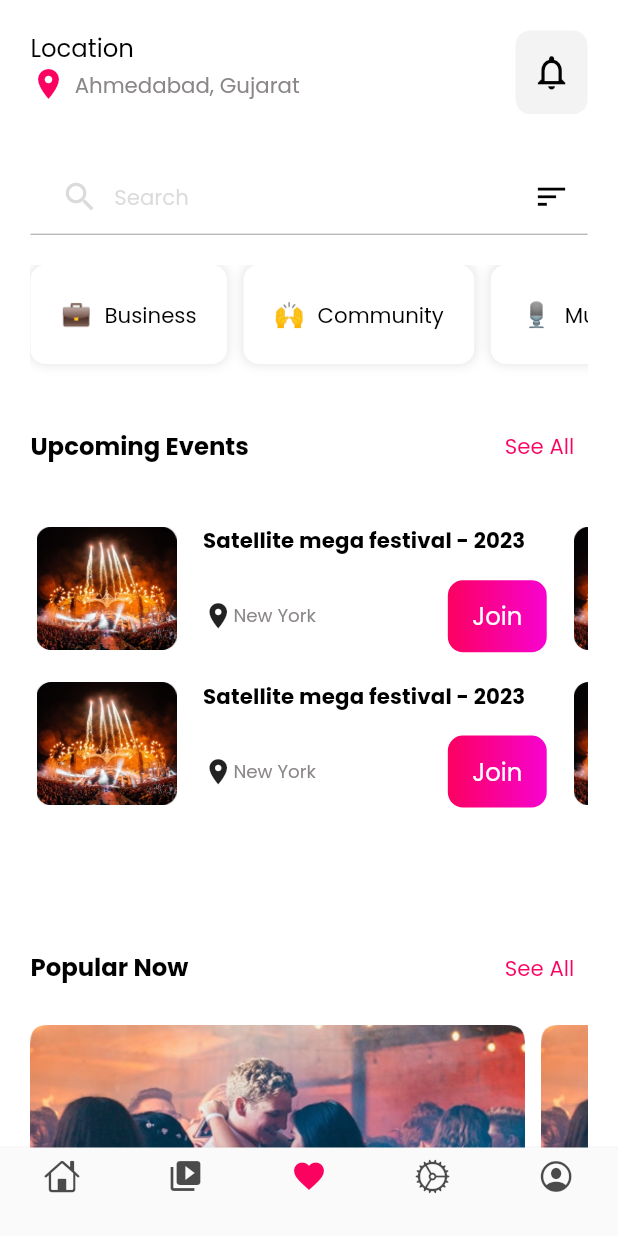
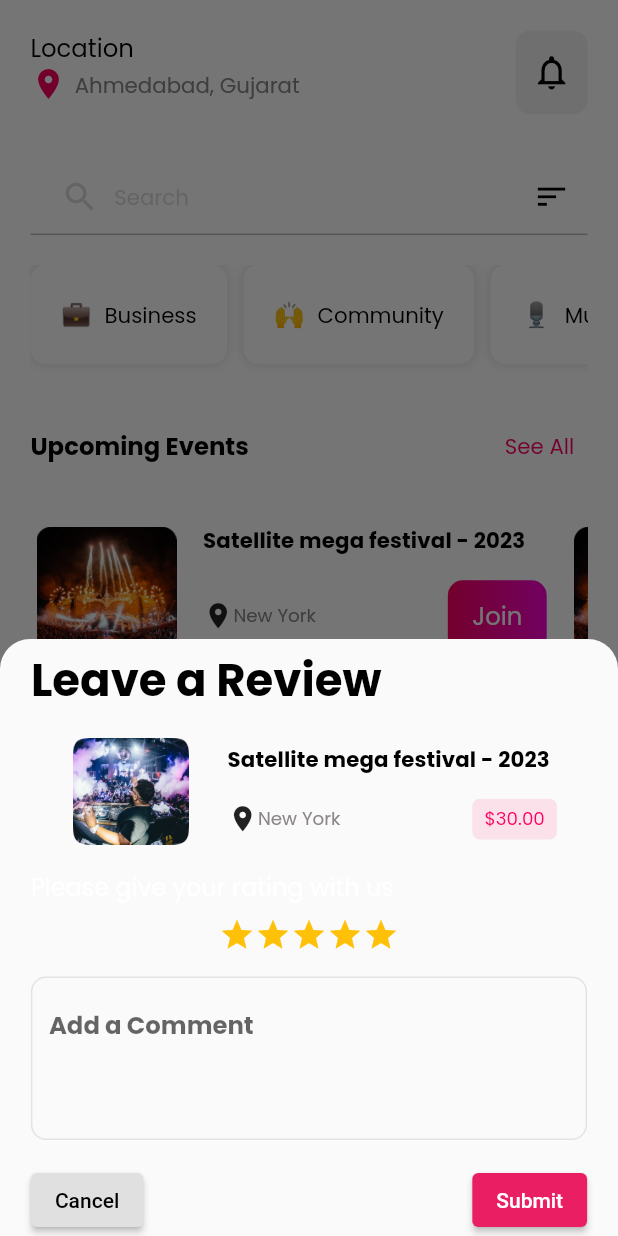
Before and after one commit to Sejimu/City_event_app, a Flutter app: the screen it shows after launch, after a tap on the "notifications none" icon, on a phone screen of 412 x 824 dp. Run offline on Flutter 3.47's test engine with Material 3 defaults, Android fonts, the phone set to English and light mode, and no system bars; our stand-ins replace auto_route, dio, equatable, firebase_auth, flutter_screenutil, flutter_svg and 5 more; accounts and stored records are empty; key blocks and very long unbroken strings in the code were emptied for the run.

Commit message:
bottom sheet layout done

```diff
--- a/lib/src/modules/main/features/favourite/favourite_page.dart
+++ b/lib/src/modules/main/features/favourite/favourite_page.dart
@@ -34,7 +34,7 @@ class _FavouritePageState extends State<FavouritePage> {
           SliverList.separated(
             itemCount: 8,
             itemBuilder: (BuildContext context, int index) {
-              return FavouriteComponent();
+              return const FavouriteComponent();
             },
             separatorBuilder: (BuildContext context, int index) => 20.verticalSpace,
           )
--- a/lib/src/modules/main/features/home/home_page.dart
+++ b/lib/src/modules/main/features/home/home_page.dart
@@ -1,6 +1,7 @@
 import 'package:auto_route/auto_route.dart';
 import '../../../../../generated/l10n.dart';
 import '../../../../core/config/routes/app_routes.gr.dart';
+import '../../../widgets/bottom_sheet.dart';
 import '../widgets/popular_now_widget.dart';
 import '../widgets/recom_widget.dart';
 import '../widgets/search_home_field.dart';
@@ -50,7 +51,19 @@ class _HomePageState extends State<HomePage> {
                       color: AppColors.grey.withOpacity(0.1),
                       borderRadius: BorderRadius.circular(_paddingSmall)),
                   child: IconButton(
-                    onPressed: () {},
+                    onPressed: () {
+                      showModalBottomSheet(
+                        context: context,
+                        isScrollControlled: true,
+                        // Для того, чтобы можно было настроить высоту
+                        shape: RoundedRectangleBorder(
+                          borderRadius: BorderRadius.vertical(
+                            top: Radius.circular(20),
+                          ),
+                        ),
+                        builder: (context) => ReviewBottomSheet(),
+                      );
+                    },
                     icon: Icon(
                       Icons.notifications_none,
                       color: AppColors.black,
--- /dev/null
+++ b/lib/src/modules/widgets/bottom_sheet.dart
@@ -0,0 +1,147 @@
+import 'package:clubcrafter/src/core/utils/extensions/extensions.dart';
+import 'package:flutter/material.dart';
+import 'package:flutter_screenutil/flutter_screenutil.dart';
+
+import '../../core/config/theme/app_colors.dart';
+import '../../core/utils/resources/resources.dart';
+
+class ReviewBottomSheet extends StatelessWidget {
+  @override
+  Widget build(BuildContext context) {
+    return Padding(
+      padding: EdgeInsets.only(
+        bottom: MediaQuery.of(context).viewInsets.bottom, // Учет клавиатуры
+      ),
+      child: SingleChildScrollView(
+        child: Padding(
+          padding: const EdgeInsets.symmetric(horizontal: 16.0), // Ограничиваем padding
+          child: Center(
+            child: Container(
+              width: MediaQuery.of(context).size.width * 0.9, // Ширина 90% экрана
+              constraints: BoxConstraints(
+                maxWidth: 500.w, // Максимальная ширина 500 пикселей
+              ),
+              child: Column(
+                mainAxisSize: MainAxisSize.min,
+                crossAxisAlignment: CrossAxisAlignment.start,
+                children: [
+                  const SizedBox(height: 5,),
+                  const Text(
+                    'Leave a Review',
+                    style: TextStyle(fontSize: 30, fontWeight: FontWeight.bold , color: Colors.black),
+                  ),
+                  const SizedBox(height: 16),
+                  Container(
+                    alignment: Alignment.center,
+                    child: SizedBox(
+                      child: Row(
+                        mainAxisAlignment: MainAxisAlignment.center,
+                        children: [
+                          Image.asset(
+                            Images.recom,
+                            width: 85.w,
+                            height: 70.h,
+                          ),
+                          16.horizontalSpace,
+                          Column(
+                            crossAxisAlignment: CrossAxisAlignment.start,
+                            children: [
+                              Text(
+                                "Satellite mega festival - 2023",
+                                style: context.textTheme.titleSmall!
+                                    .copyWith(color: AppColors.black),
+                                softWrap: true,
+                              ),
+                              16.verticalSpace,
+                              Row(
+                                mainAxisAlignment: MainAxisAlignment.spaceBetween,
+                                children: [
+                                  Row(
+                                    children: [
+                                      Icon(
+                                        Icons.location_on,
+                                        size: 20.h,
+                                      ),
+                                      Text(
+                                        "New York",
+                                        style: context.textTheme.labelMedium!
+                                            .copyWith(color: AppColors.grey),
+                                      ),
+                                    ],
+                                  ),
+                                  80.horizontalSpace,
+                                  DecoratedBox(
+                                    decoration: BoxDecoration(
+                                      borderRadius: BorderRadius.circular(5).r,
+                                      color: AppColors.hotPink.withOpacity(0.1),
+                                    ),
+                                    child: Padding(
+                                      padding: REdgeInsets.symmetric(horizontal: 8, vertical: 4.5),
+                                      child: Text(
+                                        "\$30.00",
+                                        style: context.textTheme.labelMedium!
+                                            .copyWith(color: AppColors.hotPink),
+                                      ),
+                                    ),
+                                  ),
+                                ],
+                              ),
+                            ],
+                          ),
+                        ],
+                      ),
+                    ),
+                  ),
+                  const SizedBox(height: 16),
+                  const Text(
+                    'Please give your rating with us',
+                    style: TextStyle(fontSize: 16),
+                  ),
+                  const SizedBox(height: 8),
+                  Row(
+                    mainAxisAlignment: MainAxisAlignment.center,
+                    children: List.generate(5, (index) => const Icon(Icons.star, color: Colors.amber)),
+                  ),
+                  const SizedBox(height: 16),
+                  const TextField(
+                    decoration: InputDecoration(
+                      hintText: 'Add a Comment',
+                      border: OutlineInputBorder(),
+                    ),
+                    maxLines: 3,
+                  ),
+                  const SizedBox(height: 16),
+                  Row(
+                    mainAxisAlignment: MainAxisAlignment.spaceBetween,
+                    children: [
+                      ElevatedButton(
+                        style: ElevatedButton.styleFrom(
+                          foregroundColor: Colors.black,
+                          backgroundColor: Colors.grey[300],
+                        ),
+                        onPressed: () {
+                          Navigator.pop(context);
+                        },
+                        child: const Text('Cancel'),
+                      ),
+                      ElevatedButton(
+                        style: ElevatedButton.styleFrom(
+                          foregroundColor: Colors.white,
+                          backgroundColor: Colors.pink,
+                        ),
+                        onPressed: () {
+                          // Логика для отправки формы
+                        },
+                        child: const Text('Submit'),
+                      ),
+                    ],
+                  ),
+                ],
+              ),
+            ),
+          ),
+        ),
+      ),
+    );
+  }
+}
```
